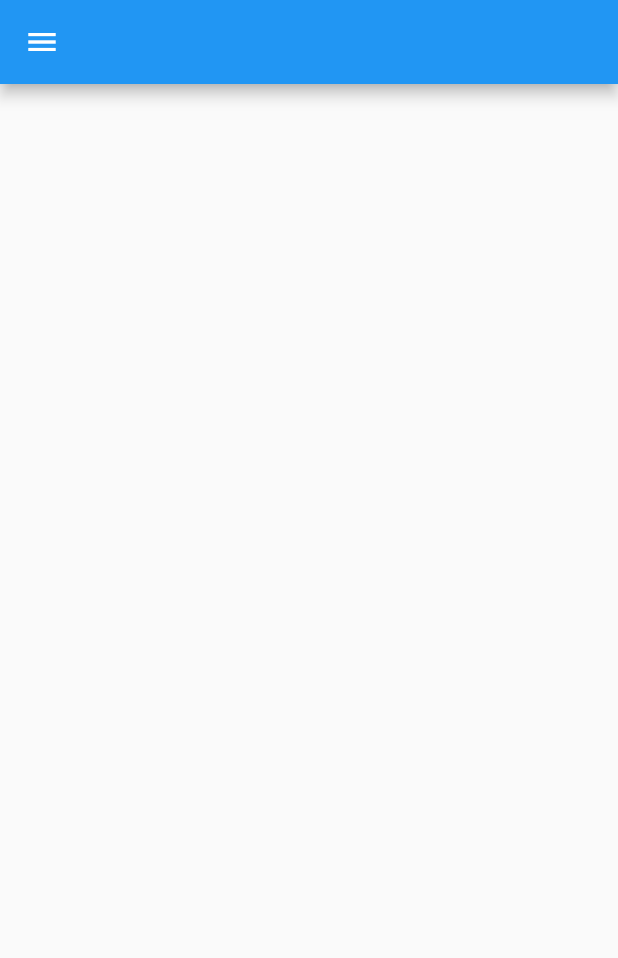
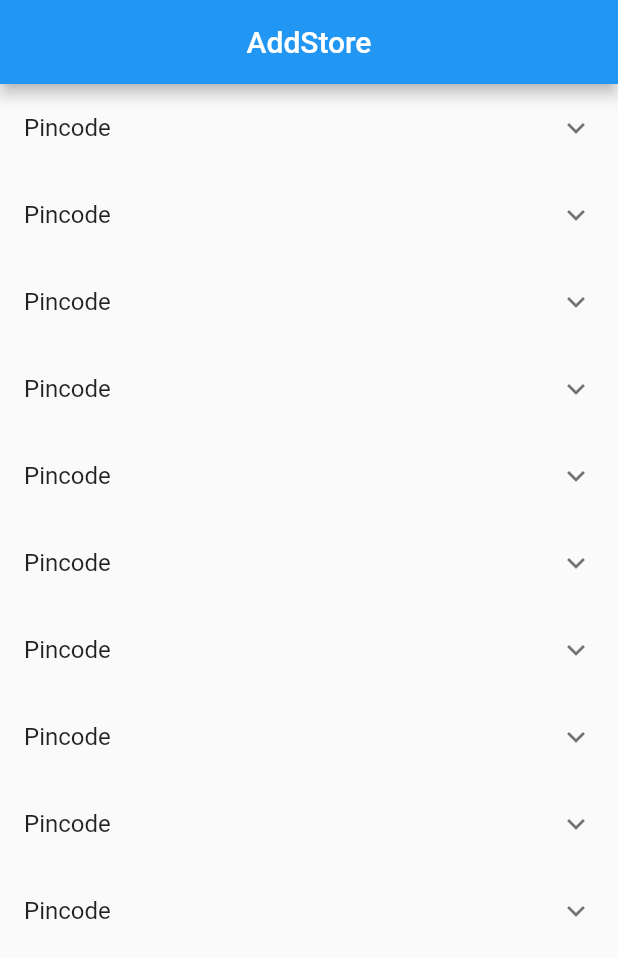
Before and after one commit to Tatz21/oneshopstore_admin, a Flutter app: the screen it shows after launch, on a phone screen of 412 x 824 dp. Shown: the top 958 px of the screen. Run offline on Flutter 3.47's test engine with Material 2 defaults, Android fonts, the phone set to English and light mode, and no system bars.

Commit message:
add sore with pin code

```diff
--- /dev/null
+++ b/lib/AddStore.dart
@@ -0,0 +1,194 @@
+import 'package:flutter/material.dart';
+
+class AddStore extends StatelessWidget {
+  @override
+  Widget build(BuildContext context) {
+    return new MaterialApp(
+      home: new Scaffold(
+        appBar: new AppBar(
+          title: new Center(
+            child: Text('AddStore'),
+          ),
+        ),
+        body: new ListView.builder(
+          itemBuilder: (BuildContext context, int index) {
+            return new StuffInTiles(listOfTiles[index]);
+          },
+          itemCount: listOfTiles.length,
+        ),
+      ),
+    );
+  }
+}
+
+class StuffInTiles extends StatelessWidget {
+  final MyTile myTile;
+  StuffInTiles(this.myTile);
+
+  @override
+  Widget build(BuildContext context) {
+    return _buildTiles(myTile);
+  }
+
+  Widget _buildTiles(MyTile t) {
+    if (t.children.isEmpty)
+      return new ListTile(
+          dense: true,
+          enabled: true,
+          isThreeLine: false,
+          onLongPress: () => print("long press"),
+          onTap: () => print("tap"),
+          subtitle: new Text("Subtitle"),
+          leading: new Text("Leading"),
+          selected: true,
+          trailing: new Text("trailing"),
+          title: new Text(t.title));
+
+    return new ExpansionTile(
+      key: new PageStorageKey<int>(3),
+      title: new Text(t.title),
+      children: t.children.map(_buildTiles).toList(),
+    );
+  }
+}
+
+class MyTile {
+  String title;
+  List<MyTile> children;
+  MyTile(this.title, [this.children = const <MyTile>[]]);
+}
+
+List<MyTile> listOfTiles = <MyTile>[
+  new MyTile(
+    'Pincode',
+    <MyTile>[
+      new MyTile(
+        'Pincode',
+        <MyTile>[
+          new MyTile('700129'),
+          new MyTile('700899'),
+          new MyTile('700564'),
+        ],
+      ),
+    ],
+  ),
+
+  new MyTile(
+    'Pincode',
+    <MyTile>[
+      new MyTile(
+        'Pincode',
+        <MyTile>[
+          new MyTile('700129'),
+          new MyTile('700899'),
+          new MyTile('700564'),
+        ],
+      ),
+    ],
+  ),
+
+  new MyTile(
+    'Pincode',
+    <MyTile>[
+      new MyTile(
+        'Pincode',
+        <MyTile>[
+          new MyTile('700129'),
+          new MyTile('700899'),
+          new MyTile('700564'),
+        ],
+      ),
+    ],
+  ),
+  new MyTile(
+    'Pincode',
+    <MyTile>[
+      new MyTile(
+        'Pincode',
+        <MyTile>[
+          new MyTile('700129'),
+          new MyTile('700899'),
+          new MyTile('700564'),
+        ],
+      ),
+    ],
+  ),
+  new MyTile(
+    'Pincode',
+    <MyTile>[
+      new MyTile(
+        'Pincode',
+        <MyTile>[
+          new MyTile('700129'),
+          new MyTile('700899'),
+          new MyTile('700564'),
+        ],
+      ),
+    ],
+  ),
+  new MyTile(
+    'Pincode',
+    <MyTile>[
+      new MyTile(
+        'Pincode',
+        <MyTile>[
+          new MyTile('700129'),
+          new MyTile('700899'),
+          new MyTile('700564'),
+        ],
+      ),
+    ],
+  ),
+  new MyTile(
+    'Pincode',
+    <MyTile>[
+      new MyTile(
+        'Pincode',
+        <MyTile>[
+          new MyTile('700129'),
+          new MyTile('700899'),
+          new MyTile('700564'),
+        ],
+      ),
+    ],
+  ),
+  new MyTile(
+    'Pincode',
+    <MyTile>[
+      new MyTile(
+        'Pincode',
+        <MyTile>[
+          new MyTile('700129'),
+          new MyTile('700899'),
+          new MyTile('700564'),
+        ],
+      ),
+    ],
+  ),
+  new MyTile(
+    'Pincode',
+    <MyTile>[
+      new MyTile(
+        'Pincode',
+        <MyTile>[
+          new MyTile('700129'),
+          new MyTile('700899'),
+          new MyTile('700564'),
+        ],
+      ),
+    ],
+  ),
+  new MyTile(
+    'Pincode',
+    <MyTile>[
+      new MyTile(
+        'Pincode',
+        <MyTile>[
+          new MyTile('700129'),
+          new MyTile('700899'),
+          new MyTile('700564'),
+        ],
+      ),
+    ],
+  ),
+];
--- a/lib/main.dart
+++ b/lib/main.dart
@@ -2,6 +2,7 @@ import 'package:flutter/material.dart';
 import 'SigninScreen.dart';
 import 'HomeScreen.dart';
 import 'SideScreen.dart';
+import 'AddStore.dart';
 
 void main() => runApp(MyApp());
 
@@ -12,7 +13,7 @@ class MyApp extends StatelessWidget {
     return MaterialApp(
       title: 'Flutter Login UI',
       debugShowCheckedModeBanner: true,
-      home:Mydrawer(),
+      home: AddStore(),
     );
   }
 }
```
Also changed, not shown: lib/SideScreen.dart (line endings or trailing spaces).
